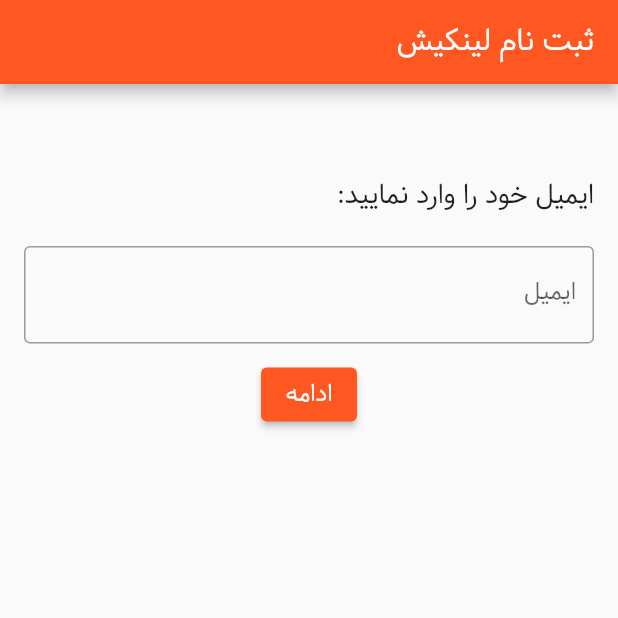
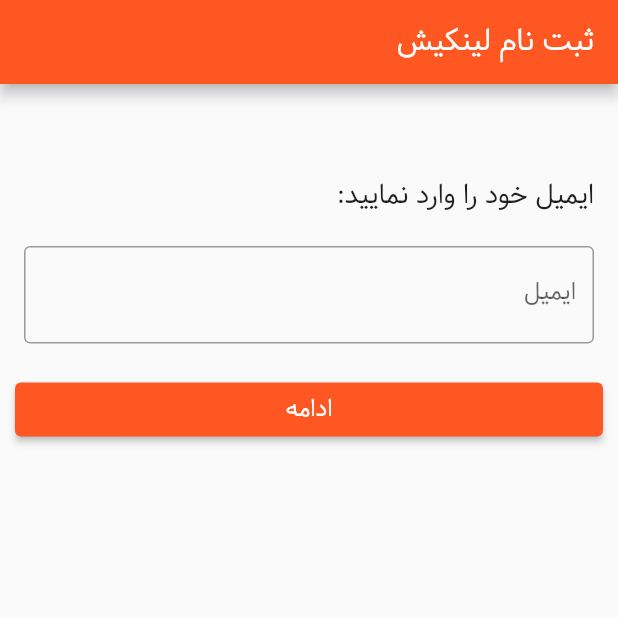
Before and after one commit to alirezabhr/linkish_app, a Flutter app: the screen it shows after launch, on a phone screen of 412 x 824 dp, the top half of it. Run offline on Flutter 3.47's test engine with Material 2 defaults, Android fonts, the phone set to English and light mode, and no system bars; our stand-ins replace dio, image_gallery_saver, permission_handler, shared_preferences; missing offline and left inert: flutter_insta.

Commit message:
email_screen.dart ui changed

```diff
--- a/lib/ui/screens/email_screen.dart
+++ b/lib/ui/screens/email_screen.dart
@@ -52,7 +52,10 @@ class _EmailScreenState extends State<EmailScreen> {
             Row(
               mainAxisAlignment: MainAxisAlignment.center,
               children: [
-                ElevatedButton(
+                Expanded(
+                  child: Container(
+                    padding: EdgeInsets.all(10),
+                    child: ElevatedButton(
                       onPressed: () async {
                         setState(() {
                           _isLoading = true;
@@ -77,6 +80,8 @@ class _EmailScreenState extends State<EmailScreen> {
                               style: TextStyle(fontSize: 16),
                             ),
                     ),
+                  ),
+                ),
               ],
             ),
             Expanded(child: SizedBox()),
```
Lines whose indentation alone changed are shown as unchanged.
